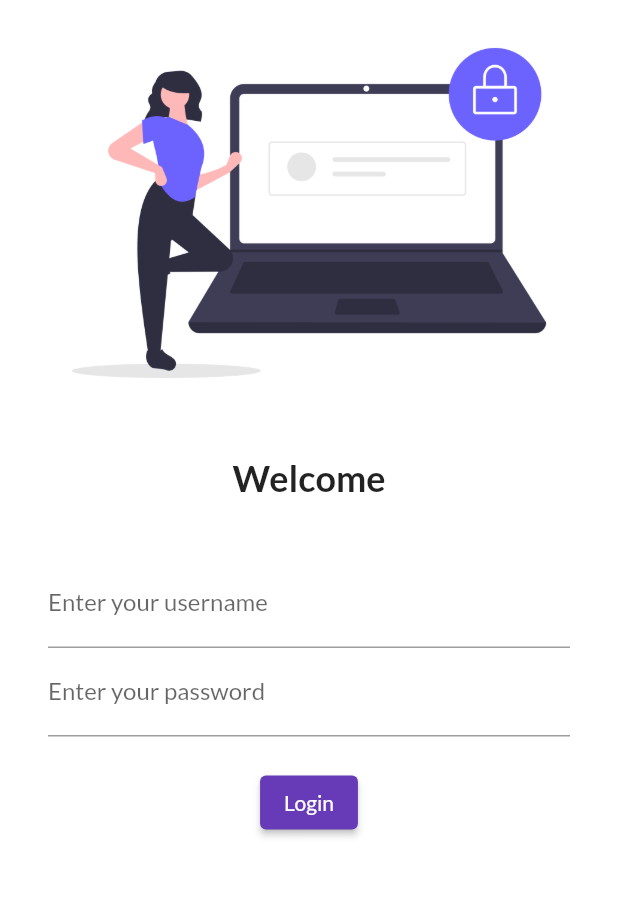
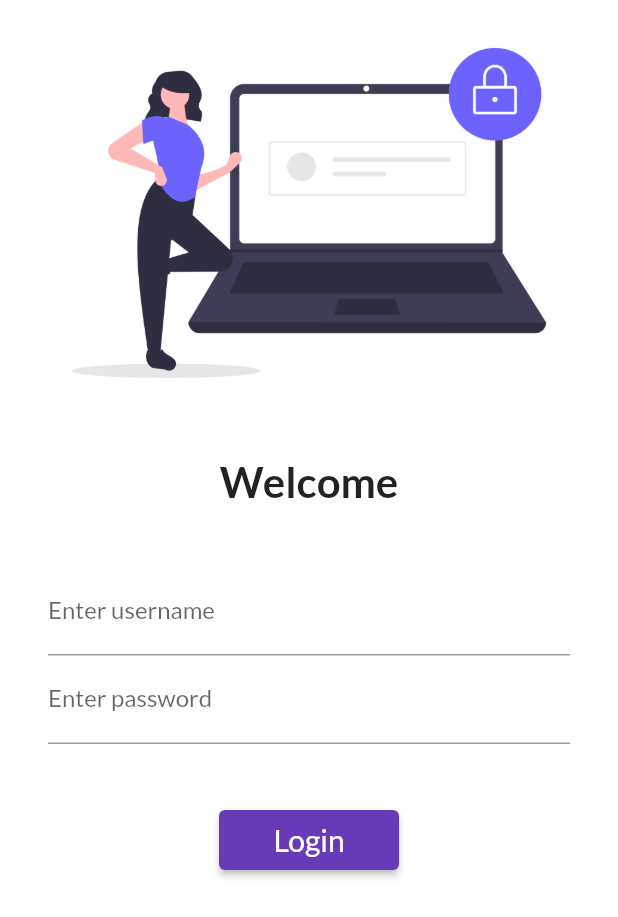
Before and after one commit to Ali-Hasan-Kazmi-2000/flutter-basics, a Flutter app: the screen it shows after launch, on a phone screen of 412 x 824 dp. Shown: the top 917 px of the screen. Run offline on Flutter 3.47's test engine with Material 2 defaults, Android fonts, the phone set to English and light mode, and no system bars; our stand-ins replace google_fonts.

Commit message:
day 5 completed

```diff
--- a/lib/main.dart
+++ b/lib/main.dart
@@ -1,5 +1,6 @@
 import 'package:e_commerce_app/pages/home_page.dart';
 import 'package:e_commerce_app/pages/login_page.dart';
+import 'package:e_commerce_app/utils/routes.dart';
 import 'package:flutter/material.dart';
 import 'package:google_fonts/google_fonts.dart';
 
@@ -24,8 +25,8 @@ class MyApp extends StatelessWidget {
       initialRoute: "/login",
       routes: {
         "/": (context)=> const LoginPage(),
-        "/home": (context) => const HomePage(),
-        "/login":(context)=> const LoginPage(),
+        MyRoutes.homeRoute: (context) => const HomePage(),
+        MyRoutes.loginRoute:(context)=> const LoginPage(),
       },
     );
   }
--- a/lib/pages/home_page.dart
+++ b/lib/pages/home_page.dart
@@ -6,7 +6,7 @@ class HomePage extends StatelessWidget {
   @override
   Widget build(BuildContext context) {
     var days = 30;
-    var bootcamp = "Flutter Mania";
+    var bootcamp = "flutter";
 
     return Scaffold(
         appBar: AppBar(
@@ -14,7 +14,7 @@ class HomePage extends StatelessWidget {
         ),
         drawer: const Drawer(),
         body: Center(
-          child: Text('Welcome to $days days flutter of $bootcamp'),
+          child: Text('Welcome to $days days of $bootcamp'),
         ),
     );
   }
--- a/lib/pages/login_page.dart
+++ b/lib/pages/login_page.dart
@@ -1,3 +1,4 @@
+import 'package:e_commerce_app/utils/routes.dart';
 import 'package:flutter/material.dart';
 
 class LoginPage extends StatelessWidget {
@@ -10,35 +11,41 @@ class LoginPage extends StatelessWidget {
       body: SingleChildScrollView(
         child: Column(
           children: <Widget>[
-            Image(
+            const Image(
               image: AssetImage("assets/images/login.png",),
               fit: BoxFit.cover,
             ),
-            SizedBox(height: 20,),
-            Text("Welcome", style: TextStyle(
-              fontSize: 24,
+            const SizedBox(height: 20,),
+            const Text("Welcome", style: TextStyle(
+              fontSize: 28,
               fontWeight: FontWeight.bold,
             ),),
-            SizedBox(height: 20,),
+            const SizedBox(height: 20,),
             Padding(
               padding: const EdgeInsets.symmetric(vertical: 20, horizontal: 32),
               child: Column(
                 children: [
                   TextFormField(
-                    decoration: InputDecoration(
+                    decoration: const InputDecoration(
                       hintText: "Username",
-                      labelText: "Enter your username",
+                      labelText: "Enter username",
                     ),
                   ),
                   TextFormField(
                     obscureText: true,
-                    decoration: InputDecoration(
+                    decoration: const InputDecoration(
                       hintText: "Password",
-                      labelText: "Enter your password",
+                      labelText: "Enter password",
                     ),
                   ),
-                  SizedBox(height: 20,),
-                  ElevatedButton(style: TextButton.styleFrom(), onPressed: (){}, child: Text('Login'))
+                  const SizedBox(height: 40,),
+                  ElevatedButton(style: TextButton.styleFrom(
+                    minimumSize: const Size(120, 40),
+                  ), onPressed: (){
+                      Navigator.pushNamed(context, MyRoutes.homeRoute);
+                  }, child: const Text('Login', style: TextStyle(
+                    fontSize: 20,
+                  ),),)
                 ],
               ),
             ),
--- /dev/null
+++ b/lib/utils/routes.dart
@@ -0,0 +1,4 @@
+class MyRoutes {
+  static String loginRoute = '/login';
+  static String homeRoute = '/home';
+}
```
